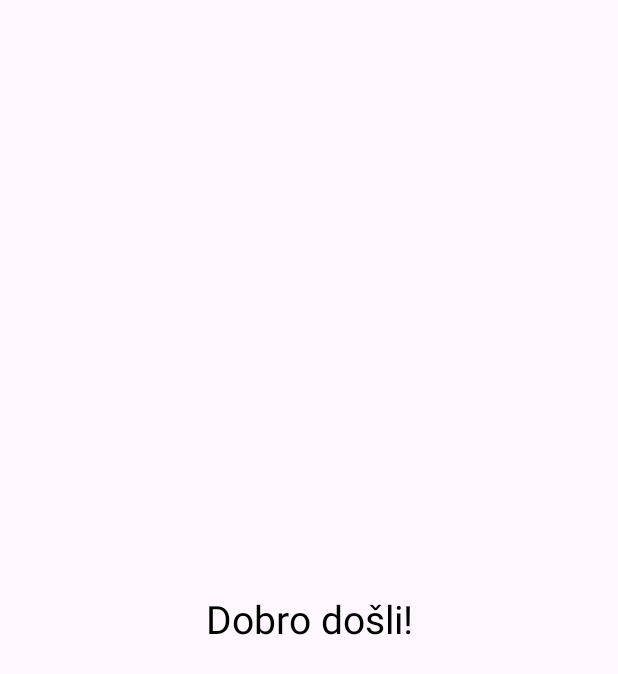
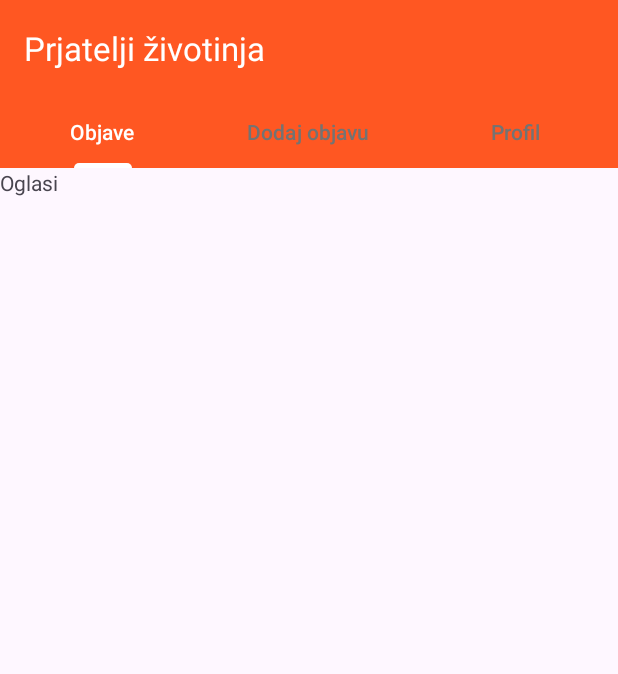
Before and after one commit to simunjelic/NRAMU_project, an Android app: the MainActivity screen opened directly, with no data from a screen before it, on a phone screen of 412 x 824 dp. Shown: the top 674 px of the screen. Run offline under Robolectric (Android 15) with nearby library versions, the phone set to English and light mode, and no system bars.

Commit message:
Navigation added

```diff
--- a/app/build.gradle.kts
+++ b/app/build.gradle.kts
@@ -36,7 +36,10 @@ dependencies {
     implementation("androidx.constraintlayout:constraintlayout:2.1.4")
     implementation("com.google.firebase:firebase-auth:22.3.0")
     implementation("com.google.firebase:firebase-database:20.3.0")
+    implementation("com.squareup.picasso:picasso:2.8")
+    implementation("com.google.firebase:firebase-storage:20.3.0")
     testImplementation("junit:junit:4.13.2")
     androidTestImplementation("androidx.test.ext:junit:1.1.5")
     androidTestImplementation("androidx.test.espresso:espresso-core:3.5.1")
+
 }
--- a/app/src/main/java/ba/sum/fsre/nramu_project/MainActivity.java
+++ b/app/src/main/java/ba/sum/fsre/nramu_project/MainActivity.java
@@ -1,14 +1,52 @@
 package ba.sum.fsre.nramu_project;
 
 import androidx.appcompat.app.AppCompatActivity;
+import androidx.viewpager.widget.ViewPager;
+import androidx.viewpager2.widget.ViewPager2;
 
 import android.os.Bundle;
+import android.widget.TableLayout;
+
+import com.google.android.material.tabs.TabLayout;
+import com.google.android.material.tabs.TabLayoutMediator;
+
+import ba.sum.fsre.nramu_project.adapter.ViewPagerAdapter;
+
+
 
 public class MainActivity extends AppCompatActivity {
+
+    TabLayout tabLayout;
+    ViewPager2 viewPager;
+
+
 
     @Override
     protected void onCreate(Bundle savedInstanceState) {
         super.onCreate(savedInstanceState);
         setContentView(R.layout.activity_main);
+
+        this.tabLayout = findViewById(R.id.tabLayout);
+        this.viewPager = findViewById(R.id.viewPager);
+
+        ViewPagerAdapter viewPagerAdapter = new ViewPagerAdapter(this);
+        this.viewPager.setAdapter(viewPagerAdapter);
+
+        new TabLayoutMediator(this.tabLayout, this.viewPager,
+                (tab, position) -> {
+                    switch (position) {
+                        case 0:
+                            tab.setText("Objave");
+                            break;
+                        case 1:
+                            tab.setText("Dodaj objavu");
+                            break;
+                        case 2:
+                            tab.setText("Profil");
+                            break;
+                    }
+                }
+        ).attach();
+
     }
 }
--- /dev/null
+++ b/app/src/main/java/ba/sum/fsre/nramu_project/adapter/ViewPagerAdapter.java
@@ -0,0 +1,37 @@
+package ba.sum.fsre.nramu_project.adapter;
+
+import androidx.annotation.NonNull;
+import androidx.fragment.app.Fragment;
+import androidx.fragment.app.FragmentActivity;
+import androidx.viewpager2.adapter.FragmentStateAdapter;
+
+import ba.sum.fsre.nramu_project.fragment.AddPostFragment;
+import ba.sum.fsre.nramu_project.fragment.PostsFragment;
+import ba.sum.fsre.nramu_project.fragment.ProfileFragment;
+
+
+public class ViewPagerAdapter extends FragmentStateAdapter {
+    public ViewPagerAdapter(@NonNull FragmentActivity fragmentActivity) {
+        super(fragmentActivity);
+    }
+
+    @NonNull
+    @Override
+    public Fragment createFragment(int position) {
+        switch (position) {
+            case 0:
+                return new PostsFragment();
+            case 1:
+                return new AddPostFragment();
+            case 2:
+                return new ProfileFragment();
+            default:
+                return null;
+        }
+    }
+
+    @Override
+    public int getItemCount() {
+        return 3;
+    }
+}
--- /dev/null
+++ b/app/src/main/java/ba/sum/fsre/nramu_project/fragment/PostsFragment.java
@@ -0,0 +1,25 @@
+package ba.sum.fsre.nramu_project.fragment;
+
+import android.os.Bundle;
+
+import androidx.fragment.app.Fragment;
+
+import android.view.LayoutInflater;
+import android.view.View;
+import android.view.ViewGroup;
+
+import ba.sum.fsre.nramu_project.R;
+
+
+public class PostsFragment extends Fragment {
+
+
+
+
+    @Override
+    public View onCreateView(LayoutInflater inflater, ViewGroup container,
+                             Bundle savedInstanceState) {
+        // Inflate the layout for this fragment
+        return inflater.inflate(R.layout.fragment_posts, container, false);
+    }
+}
--- a/app/src/main/res/layout/activity_main.xml
+++ b/app/src/main/res/layout/activity_main.xml
@@ -1,20 +1,34 @@
 <?xml version="1.0" encoding="utf-8"?>
-<androidx.constraintlayout.widget.ConstraintLayout xmlns:android="http://schemas.android.com/apk/res/android"
+<LinearLayout xmlns:android="http://schemas.android.com/apk/res/android"
     xmlns:app="http://schemas.android.com/apk/res-auto"
     xmlns:tools="http://schemas.android.com/tools"
     android:layout_width="match_parent"
     android:layout_height="match_parent"
+    android:orientation="vertical"
     tools:context=".MainActivity">
 
-    <TextView
-        android:layout_width="wrap_content"
+    <androidx.appcompat.widget.Toolbar
+        android:id="@+id/toolbar"
+        android:layout_width="match_parent"
+        android:layout_height="?attr/actionBarSize"
+        android:background="#FF5722"
+        app:title="Prjatelji životinja"
+        app:titleTextColor="@color/white" />
+
+    <com.google.android.material.tabs.TabLayout
+        android:id="@+id/tabLayout"
+        android:layout_width="match_parent"
         android:layout_height="wrap_content"
-        android:text="Dobro došli!"
-        android:textColor="@color/black"
-        android:textSize="26sp"
-        app:layout_constraintBottom_toBottomOf="parent"
-        app:layout_constraintEnd_toEndOf="parent"
-        app:layout_constraintStart_toStartOf="parent"
-        app:layout_constraintTop_toTopOf="parent"/>
+        android:background="#FF5722"
+        app:tabIconTint="#858585"
+        app:tabIndicatorColor="@color/white"
+        app:tabSelectedTextColor="@color/white"
+        app:tabTextColor="#737373" />
 
-</androidx.constraintlayout.widget.ConstraintLayout>
+    <androidx.viewpager2.widget.ViewPager2
+        android:id="@+id/viewPager"
+        android:layout_width="match_parent"
+        android:layout_height="0dp"
+        android:layout_weight="1" />
+
+</LinearLayout>
--- /dev/null
+++ b/app/src/main/res/layout/fragment_posts.xml
@@ -0,0 +1,14 @@
+<?xml version="1.0" encoding="utf-8"?>
+<FrameLayout xmlns:android="http://schemas.android.com/apk/res/android"
+    xmlns:tools="http://schemas.android.com/tools"
+    android:layout_width="match_parent"
+    android:layout_height="match_parent"
+    tools:context=".fragment.PostsFragment">
+
+    <!-- TODO: Update blank fragment layout -->
+    <TextView
+        android:layout_width="match_parent"
+        android:layout_height="match_parent"
+        android:text="Oglasi" />
+
+</FrameLayout>
--- a/app/src/main/res/values/strings.xml
+++ b/app/src/main/res/values/strings.xml
@@ -1,3 +1,5 @@
 <resources>
     <string name="app_name">NRAMU_project</string>
+    <!-- TODO: Remove or change this placeholder text -->
+    <string name="hello_blank_fragment">Hello blank fragment</string>
 </resources>
```
Also changed, not shown: app/src/main/java/ba/sum/fsre/nramu_project/fragment/AddPostFragment.java (added, +23 -0 lines), app/src/main/java/ba/sum/fsre/nramu_project/fragment/ProfileFragment.java (added, +23 -0 lines), app/src/main/res/layout/fragment_add_post.xml (added, +14 -0 lines), app/src/main/res/layout/fragment_profile.xml (added, +14 -0 lines).
